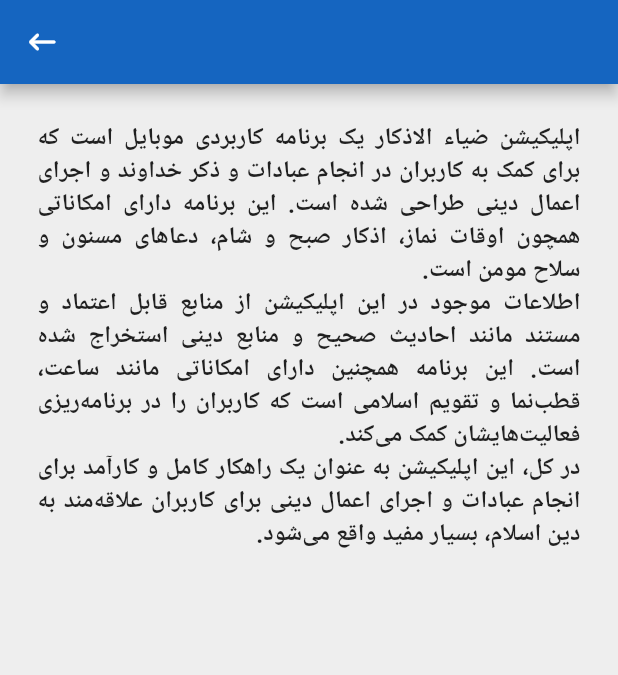
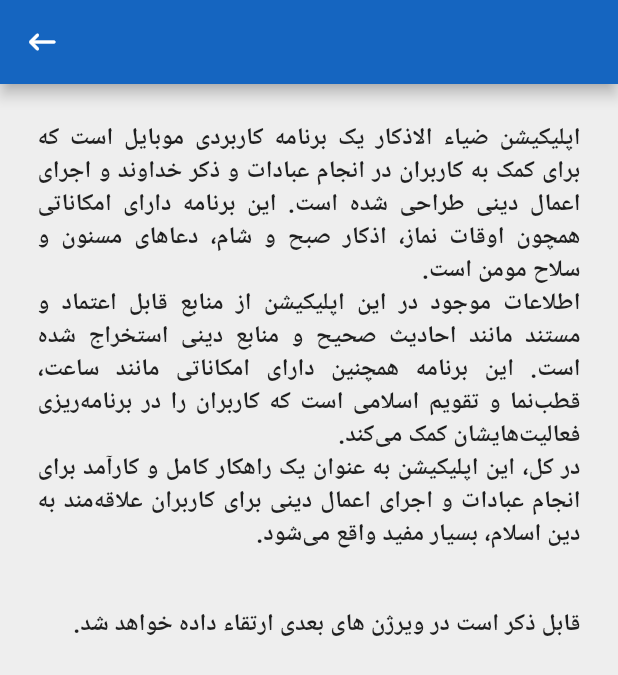
Before and after one commit to masoudqaderi1384/azkar_of_muslims, a Flutter app: the About_Program screen opened directly, on a phone screen of 412 x 824 dp. Shown: the top 675 px of the screen. Run offline on Flutter 3.47's test engine with Material 2 defaults, Android fonts, the phone set to English and light mode, and no system bars; our stand-ins replace curved_navigation_bar, flutter_compass, font_awesome_flutter, permission_handler; missing offline and left inert: flutter_analog_clock, slide_digital_clock.

Commit message:
Azkar_of_Muslim

```diff
--- a/lib/utilities/Favirate.dart
+++ b/lib/utilities/Favirate.dart
@@ -3,7 +3,7 @@
 import 'package:font_awesome_flutter/font_awesome_flutter.dart';
 
 var my_program =
-    "اپلیکیشن ضیاء الاذکار یک برنامه کاربردی موبایل است که برای کمک به کاربران در انجام عبادات و ذکر خداوند و اجرای اعمال دینی طراحی شده است. این برنامه دارای امکاناتی همچون اوقات نماز، اذکار صبح و شام، دعاهای مسنون و سلاح مومن است.\nاطلاعات موجود در این اپلیکیشن از منابع قابل اعتماد و مستند مانند احادیث صحیح و منابع دینی استخراج شده است. این برنامه همچنین دارای امکاناتی مانند ساعت، قطب‌نما و تقویم اسلامی است که کاربران را در برنامه‌ریزی فعالیت‌هایشان کمک می‌کند.\nدر کل، این اپلیکیشن به عنوان یک راهکار کامل و کارآمد برای انجام عبادات و اجرای اعمال دینی برای کاربران علاقه‌مند به دین اسلام، بسیار مفید واقع می‌شود.";
+    "اپلیکیشن ضیاء الاذکار یک برنامه کاربردی موبایل است که برای کمک به کاربران در انجام عبادات و ذکر خداوند و اجرای اعمال دینی طراحی شده است. این برنامه دارای امکاناتی همچون اوقات نماز، اذکار صبح و شام، دعاهای مسنون و سلاح مومن است.\nاطلاعات موجود در این اپلیکیشن از منابع قابل اعتماد و مستند مانند احادیث صحیح و منابع دینی استخراج شده است. این برنامه همچنین دارای امکاناتی مانند ساعت، قطب‌نما و تقویم اسلامی است که کاربران را در برنامه‌ریزی فعالیت‌هایشان کمک می‌کند.\nدر کل، این اپلیکیشن به عنوان یک راهکار کامل و کارآمد برای انجام عبادات و اجرای اعمال دینی برای کاربران علاقه‌مند به دین اسلام، بسیار مفید واقع می‌شود.\n\n\nقابل ذکر است در ویرژن های بعدی ارتقاء داده خواهد شد.";
 var my_programer = "پوهنتون هرات یکی از دانشگاه‌های معتبر افغانستان است که در شهر هرات واقع شده است و از سال ۱۳۷۲ فعالیت خود را آغاز کرده است. دانشکده کامپیوتر ساینس این دانشگاه نیز یکی از دانشکده‌های بسیار مهم و پرطرفدار این دانشگاه است که دانشجویان را در زمینه علوم کامپیوتر آموزش می‌دهد.\nمسعود قادری نیز یکی از دانشجویان این دانشکده بوده و در رشته کامپیوتر ساینس تحصیل کرده است. او در طول دوره تحصیلی خود، به عنوان یک برنامه‌نویس و کارآفرین، فعالیت‌های بسیاری در زمینه فناوری اطلاعات انجام داده و در نهایت برنامه ضیاء الاذکار را طراحی کرده است که با استقبال بسیاری از کاربران مواجه شده است.";
 
 class Favirate extends StatefulWidget {
```
